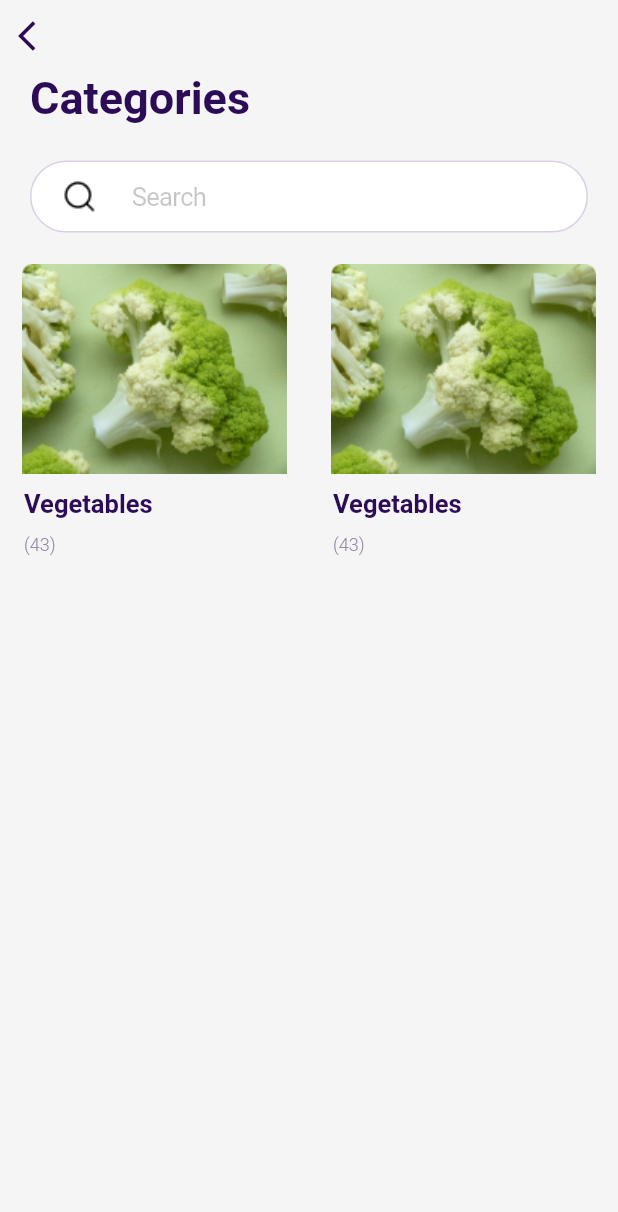
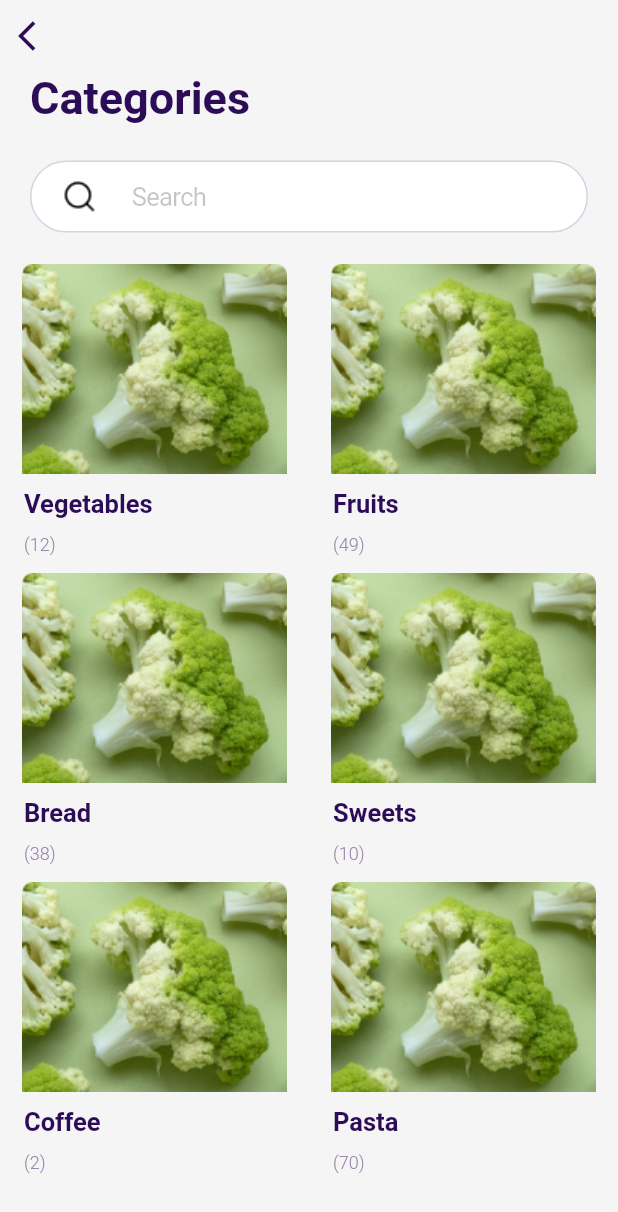
Before and after one commit to rafellk/dev_apps_advanced_topics_flutter, a Flutter app: the HomePage screen opened directly, on a phone screen of 412 x 824 dp. Shown: the top 1212 px of the screen. Run offline on Flutter 3.47's test engine with Material 2 defaults, Android fonts, the phone set to English and light mode, and no system bars; our stand-ins replace transparent_image.

```diff
--- a/DEVAPPS2019.2/delivery_app/lib/common/default_navigation/default_navigation.dart
+++ b/DEVAPPS2019.2/delivery_app/lib/common/default_navigation/default_navigation.dart
@@ -5,9 +5,14 @@ import 'package:flutter/material.dart';
 class DefaultNavigation extends StatelessWidget {
   final String title;
   final String placeholder;
+  final bool isLargeTitle;
   final Function textChanged;
 
-  DefaultNavigation({this.title, this.placeholder, this.textChanged});
+  DefaultNavigation(
+      {this.title,
+      this.placeholder,
+      this.isLargeTitle = true,
+      this.textChanged});
 
   build(BuildContext context) {
     return Column(
@@ -24,7 +29,7 @@ class DefaultNavigation extends StatelessWidget {
           padding: EdgeInsets.only(left: 20),
           child: Text(title,
               style: TextStyle(
-                  fontSize: 30,
+                  fontSize: isLargeTitle ? 30 : 26,
                   color: AppColors.primaryTextColor,
                   fontWeight: FontWeight.bold)),
         ),
--- a/DEVAPPS2019.2/delivery_app/lib/features/home/home_page.dart
+++ b/DEVAPPS2019.2/delivery_app/lib/features/home/home_page.dart
@@ -1,9 +1,34 @@
 import 'package:delivery_app/common/default_background/default_background.dart';
 import 'package:delivery_app/common/default_navigation/default_navigation.dart';
 import 'package:delivery_app/common/utils/app_colors.dart';
+import 'package:delivery_app/features/subcategory/subcategory_page.dart';
 import 'package:flutter/material.dart';
 
+class CategoryModel {
+  final String title;
+  final String subtitle;
+  final String imageName;
+
+  CategoryModel({this.title, this.subtitle, this.imageName});
+}
+
 class HomePage extends StatelessWidget {
+  // normally filled by the server
+  final List<CategoryModel> dataSource = [
+    CategoryModel(
+        title: "Vegetables", subtitle: "(12)", imageName: "images/media.png"),
+    CategoryModel(
+        title: "Fruits", subtitle: "(49)", imageName: "images/media.png"),
+    CategoryModel(
+        title: "Bread", subtitle: "(38)", imageName: "images/media.png"),
+    CategoryModel(
+        title: "Sweets", subtitle: "(10)", imageName: "images/media.png"),
+    CategoryModel(
+        title: "Coffee", subtitle: "(2)", imageName: "images/media.png"),
+    CategoryModel(
+        title: "Pasta", subtitle: "(70)", imageName: "images/media.png"),
+  ];
+
   build(BuildContext context) {
     return Scaffold(
       body: Stack(
@@ -22,10 +47,15 @@ class HomePage extends StatelessWidget {
                     margin: EdgeInsets.only(top: 21),
                     child: GridView.count(
                       crossAxisCount: 2,
-                      children: [
-                        CategoryGridCell(),
-                        CategoryGridCell(),
-                      ],
+                      children: dataSource.map((model) {
+                        return GestureDetector(
+                          child: CategoryGridCell(model: model),
+                          onTap: () {
+                            _navigateToSubcategory(
+                                model: model, context: context);
+                          },
+                        );
+                      }).toList(),
                     ),
                   ),
                 )
@@ -36,9 +66,18 @@ class HomePage extends StatelessWidget {
       ),
     );
   }
+
+  _navigateToSubcategory({CategoryModel model, BuildContext context}) {
+    Navigator.of(context).push(
+        MaterialPageRoute(builder: (context) => SubCategoryPage(model: model)));
+  }
 }
 
 class CategoryGridCell extends StatelessWidget {
+  final CategoryModel model;
+
+  CategoryGridCell({this.model});
+
   build(BuildContext context) {
     return Container(
       // color: Colors.grey,
@@ -46,7 +85,7 @@ class CategoryGridCell extends StatelessWidget {
       child: Column(
         crossAxisAlignment: CrossAxisAlignment.center,
         children: [
-          Image.asset("images/media.png"),
+          Image.asset(model.imageName),
           SizedBox(height: 10),
           Padding(
             padding: const EdgeInsets.only(left: 16),
@@ -56,12 +95,12 @@ class CategoryGridCell extends StatelessWidget {
                   crossAxisAlignment: CrossAxisAlignment.start,
                   children: [
                     createText(
-                        data: "Vegetables",
+                        data: model.title,
                         color: AppColors.primaryTextColor,
                         isSmall: false),
                     SizedBox(height: 10),
                     createText(
-                        data: "(43)",
+                        data: model.subtitle,
                         color: AppColors.secondaryTextColor,
                         isSmall: true),
                   ],
```
Also changed, not shown: DEVAPPS2019.2/delivery_app/lib/features/subcategory/subcategory_page.dart (added, +98 -0 lines), DEVAPPS2019.2/delivery_app/images/subcategory_placeholder.png (added).
